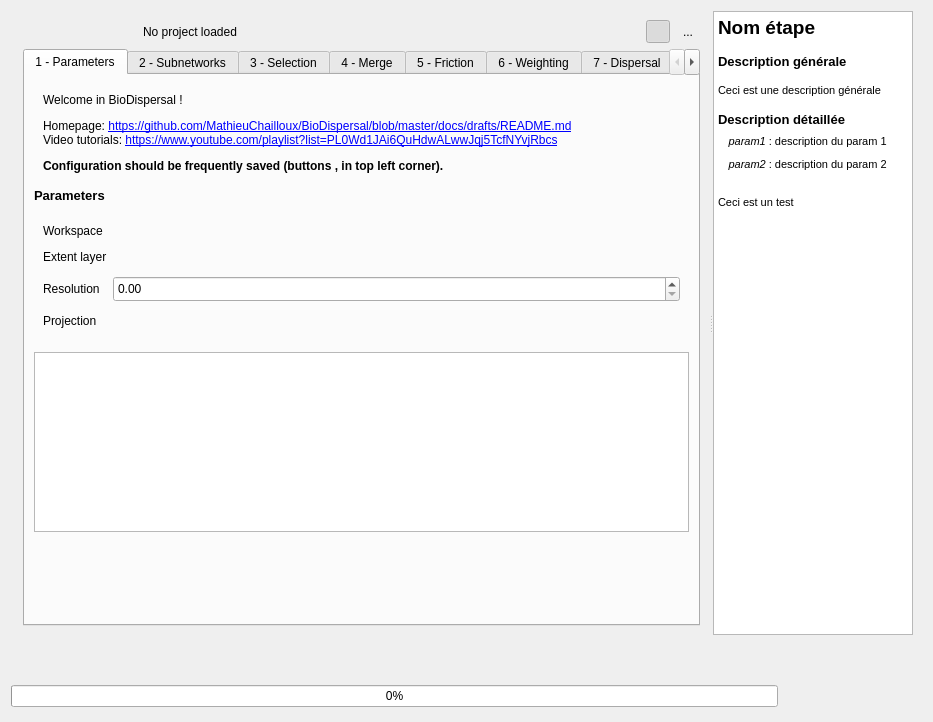
MathieuChailloux/BioDispersal, file BioDispersal_dialog_base.ui: the form before one commit.
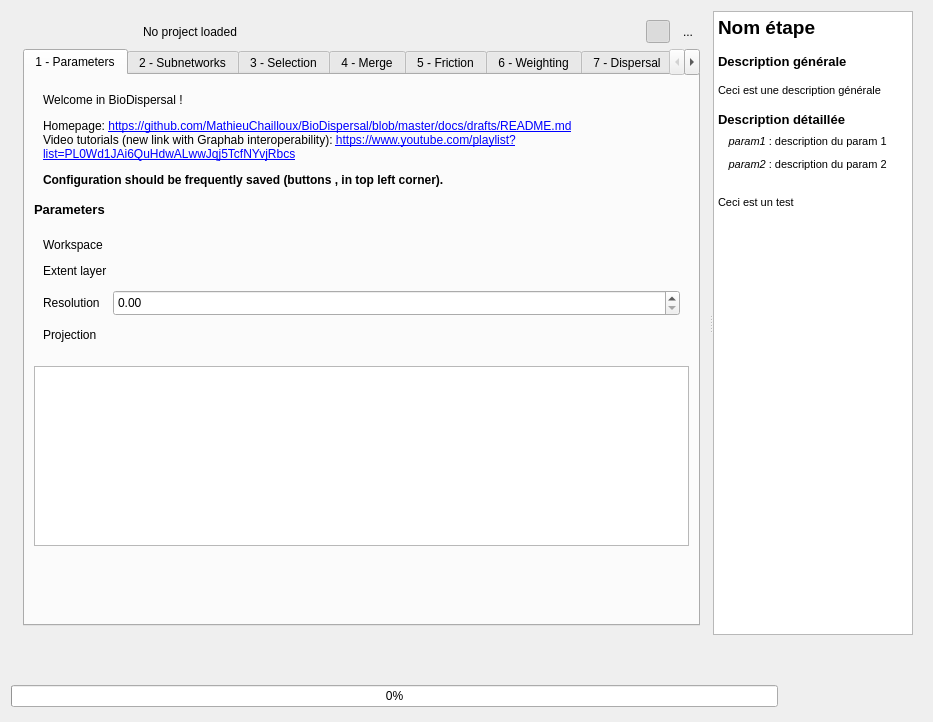
The form after the commit. Icons and pictures are not drawn. Custom widgets are drawn as their Qt base class.

Commit message: Version 1.1.2 with fix issue #12 and new video link

What changed in the file:
```diff
--- a/BioDispersal_dialog_base.ui
+++ b/BioDispersal_dialog_base.ui
@@ -76,7 +76,7 @@
            <rect>
             <x>0</x>
             <y>0</y>
-            <width>698</width>
+            <width>699</width>
             <height>628</height>
            </rect>
           </property>
@@ -300,7 +300,7 @@
                      </sizepolicy>
                     </property>
                     <property name="text">
-                     <string>&lt;html&gt;&lt;head/&gt;&lt;body&gt;&lt;p&gt;Welcome in BioDispersal !&lt;/p&gt;&lt;p&gt;Homepage: &lt;a href=&quot;https://github.com/MathieuChailloux/BioDispersal/blob/master/docs/drafts/README.md&quot;&gt;&lt;span style=&quot; text-decoration: underline; color:#0000ff;&quot;&gt;https://github.com/MathieuChailloux/BioDispersal/blob/master/docs/drafts/README.md&lt;/span&gt;&lt;/a&gt;&lt;br/&gt;Video tutorials: &lt;a href=&quot;https://www.youtube.com/playlist?list=PL0Wd1JAi6QuHdwALwwJqj5TcfNYvjRbcs&quot;&gt;&lt;span style=&quot; text-decoration: underline; color:#0000ff;&quot;&gt;https://www.youtube.com/playlist?list=PL0Wd1JAi6QuHdwALwwJqj5TcfNYvjRbcs&lt;/span&gt;&lt;/a&gt;&lt;/p&gt;&lt;p&gt;&lt;span style=&quot; font-weight:600;&quot;&gt;Configuration should be frequently saved (buttons &lt;/span&gt;&lt;img src=&quot;:/plugins/BioDispersal/icons/mActionFileSaveAs.svg&quot;/&gt;&lt;span style=&quot; font-weight:600;&quot;&gt;, &lt;/span&gt;&lt;img src=&quot;:/plugins/BioDispersal/icons/mActionFileSave.svg&quot;/&gt;&lt;span style=&quot; font-weight:600;&quot;&gt; in top left corner).&lt;/span&gt;&lt;/p&gt;&lt;/body&gt;&lt;/html&gt;</string>
+                     <string>&lt;html&gt;&lt;head/&gt;&lt;body&gt;&lt;p&gt;Welcome in BioDispersal !&lt;/p&gt;&lt;p&gt;Homepage: &lt;a href=&quot;https://github.com/MathieuChailloux/BioDispersal/blob/master/docs/drafts/README.md&quot;&gt;&lt;span style=&quot; text-decoration: underline; color:#0000ff;&quot;&gt;https://github.com/MathieuChailloux/BioDispersal/blob/master/docs/drafts/README.md&lt;/span&gt;&lt;/a&gt;&lt;br/&gt;Video tutorials (new link with Graphab interoperability): &lt;a href=&quot;https://www.youtube.com/playlist?list=PLh9oFe6PuPCXgsR9DAxP9uyhp9BEu8X3c&quot;&gt;&lt;span style=&quot; text-decoration: underline; color:#0000ff;&quot;&gt;https://www.youtube.com/playlist?list=PL0Wd1JAi6QuHdwALwwJqj5TcfNYvjRbcs&lt;/span&gt;&lt;/a&gt;&lt;/p&gt;&lt;p&gt;&lt;span style=&quot; font-weight:600;&quot;&gt;Configuration should be frequently saved (buttons &lt;/span&gt;&lt;img src=&quot;:/plugins/BioDispersal/icons/mActionFileSaveAs.svg&quot;/&gt;&lt;span style=&quot; font-weight:600;&quot;&gt;, &lt;/span&gt;&lt;img src=&quot;:/plugins/BioDispersal/icons/mActionFileSave.svg&quot;/&gt;&lt;span style=&quot; font-weight:600;&quot;&gt; in top left corner).&lt;/span&gt;&lt;/p&gt;&lt;/body&gt;&lt;/html&gt;</string>
                     </property>
                     <property name="wordWrap">
                      <bool>true</bool>
```
Left out of the diff: 24 changed lines with no effect on the pictures. The commit also changes 2 other files.
